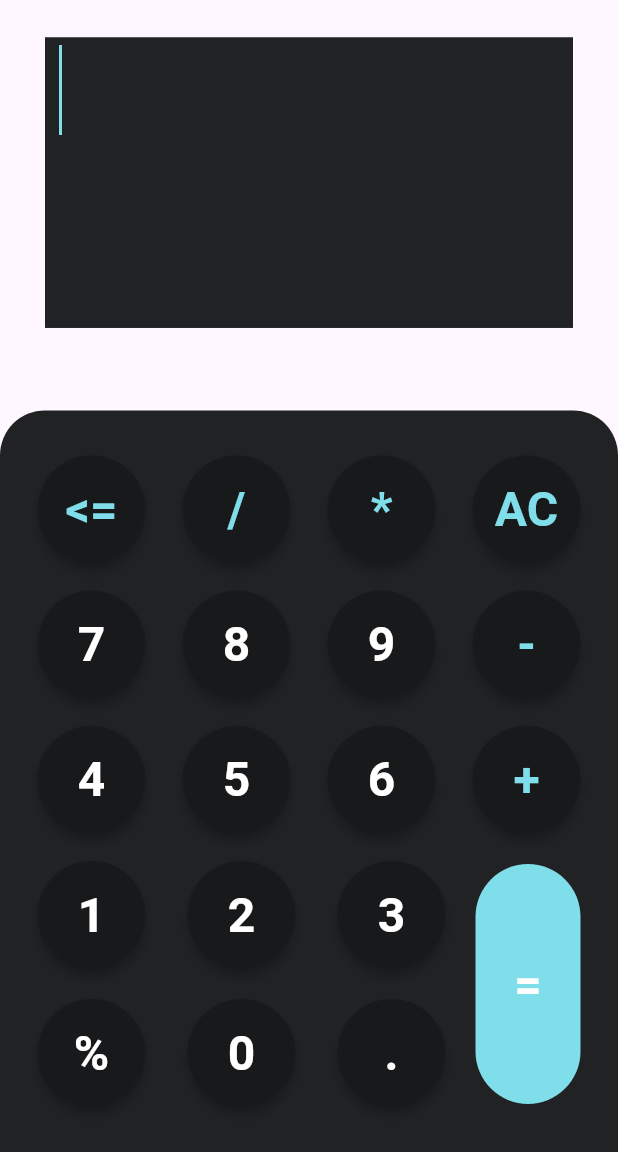
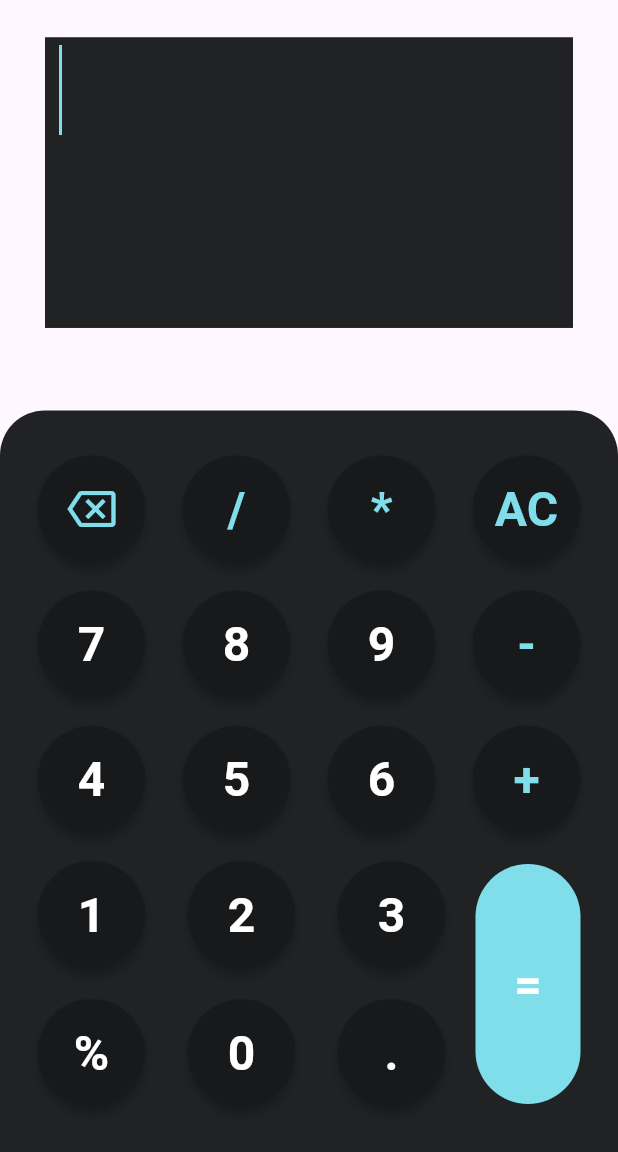
Before and after one commit to adityapachpande/calculator, a Flutter app: the screen it shows after launch, on a phone screen of 412 x 824 dp, the part 84-1236 px from its top. Run offline on Flutter 3.47's test engine with Material 3 defaults, Android fonts, the phone set to English and light mode, and no system bars; missing offline and left inert: function_tree.

Commit message:
backspace icon added

```diff
--- a/lib/provider/cal_provider.dart
+++ b/lib/provider/cal_provider.dart
@@ -11,7 +11,7 @@ class CalculatorProvider extends ChangeNotifier {
       case "AC":
         compController.clear();
         break;
-      case "<=":
+      case "cut":
         if (str.isNotEmpty) {
           compController.text = str.substring(0, str.length - 1);
         }
--- a/lib/screens/widgets_data.dart
+++ b/lib/screens/widgets_data.dart
@@ -7,7 +7,8 @@ import '../constant/colors.dart';
 
 List<Widget> buttonList = [
   DigitButton(
-    label: "<=",
+    icon: Icons.backspace_outlined,
+    label: "cut",
     textcolor: AppColors.secondaryColor,
   ),
   DigitButton(
--- a/lib/widgets/buttons.dart
+++ b/lib/widgets/buttons.dart
@@ -8,12 +8,14 @@ class DigitButton extends StatelessWidget {
   const DigitButton({
     required this.label,
     this.textcolor = Colors.white,
-    this.iconData,
-    super.key,
-  });
+    this.icon, // Change iconData to icon
+    Key? key, // Corrected super.key to Key? key
+  }) : super(key: key); // Corrected super.key to super(key: key)
+
   final String label;
   final Color textcolor;
-  final IconData? iconData;
+  final IconData? icon; // Change iconData to icon
+
   @override
   Widget build(BuildContext context) {
     return InkWell(
@@ -26,9 +28,9 @@ class DigitButton extends StatelessWidget {
         child: CircleAvatar(
           radius: 36,
           backgroundColor: Colors.black26,
-          child: iconData != null // Check if icon data is provided
+          child: icon != null // Check if icon data is provided
               ? Icon(
-                  iconData,
+                  icon,
                   size: 32,
                   color: textcolor,
                 ) // Display icon if available
```
Also changed, not shown: lib/widgets/custom_field.dart (+0 -19 lines).
